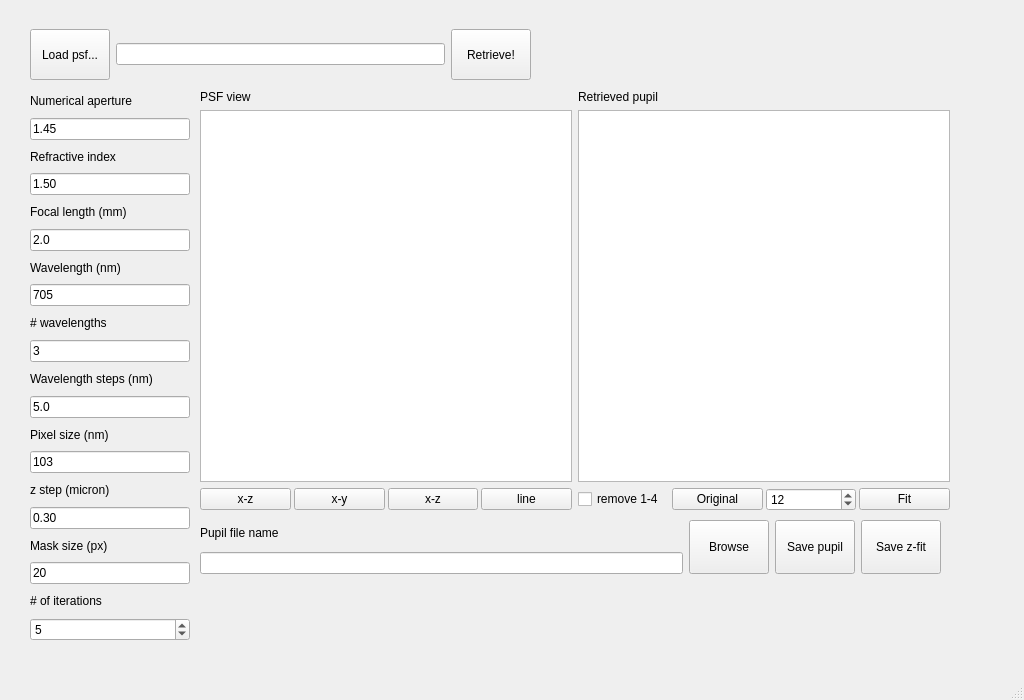
Before: the Qt Designer form PR_design.ui in danustc/Phase_Retrieval, drawn with Qt 5.
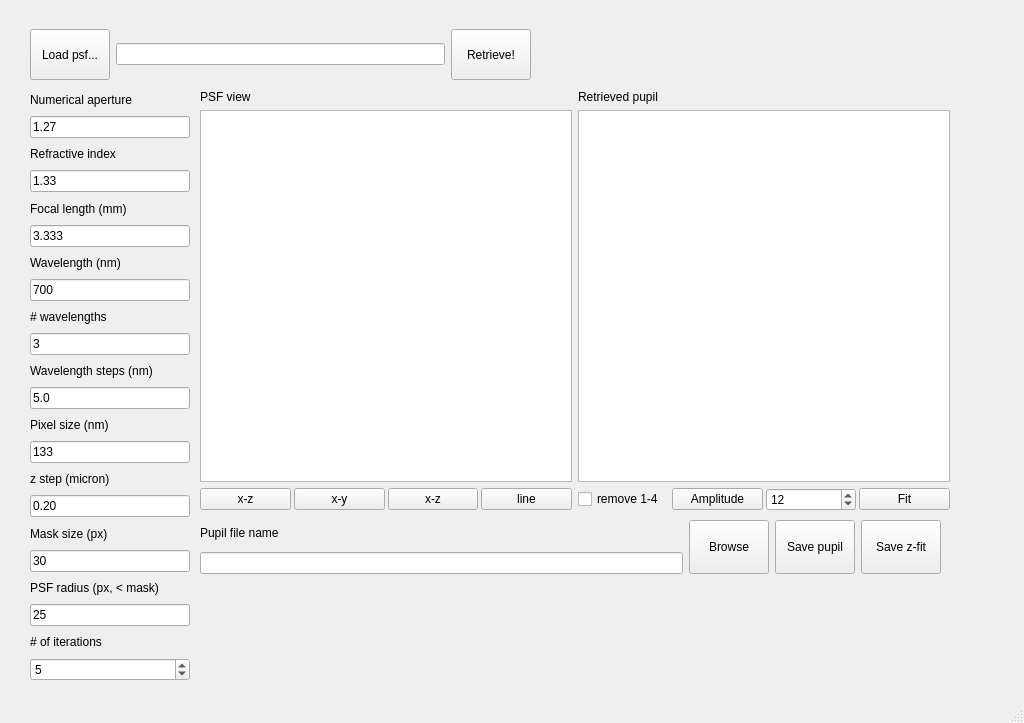
After: the same form once the commit is applied. Custom widgets are drawn as their Qt base class.

```diff
--- a/PR_design.ui
+++ b/PR_design.ui
@@ -7,7 +7,7 @@
     <x>0</x>
     <y>0</y>
     <width>1024</width>
-    <height>700</height>
+    <height>723</height>
    </rect>
   </property>
   <property name="windowTitle">
@@ -20,7 +20,7 @@
       <x>30</x>
       <y>90</y>
       <width>160</width>
-      <height>551</height>
+      <height>591</height>
      </rect>
     </property>
     <layout class="QVBoxLayout" name="verticalLayout_syspara">
@@ -34,7 +34,7 @@
      <item>
       <widget class="QLineEdit" name="lineEdit_NA">
        <property name="text">
-        <string>1.45</string>
+        <string>1.27</string>
        </property>
       </widget>
      </item>
@@ -48,7 +48,7 @@
      <item>
       <widget class="QLineEdit" name="lineEdit_nfrac">
        <property name="text">
-        <string>1.50</string>
+        <string>1.33</string>
        </property>
       </widget>
      </item>
@@ -62,7 +62,7 @@
      <item>
       <widget class="QLineEdit" name="lineEdit_objfl">
        <property name="text">
-        <string>2.0</string>
+        <string>3.333</string>
        </property>
       </widget>
      </item>
@@ -76,7 +76,7 @@
      <item>
       <widget class="QLineEdit" name="lineEdit_wlc">
        <property name="text">
-        <string>705</string>
+        <string>700</string>
        </property>
       </widget>
      </item>
@@ -118,7 +118,7 @@
      <item>
       <widget class="QLineEdit" name="lineEdit_pxl">
        <property name="text">
-        <string>103</string>
+        <string>133</string>
        </property>
       </widget>
      </item>
@@ -132,7 +132,7 @@
      <item>
       <widget class="QLineEdit" name="lineEdit_zstep">
        <property name="text">
-        <string>0.30</string>
+        <string>0.20</string>
        </property>
       </widget>
      </item>
@@ -146,7 +146,21 @@
      <item>
       <widget class="QLineEdit" name="lineEdit_mask">
        <property name="text">
-        <string>20</string>
+        <string>30</string>
+       </property>
+      </widget>
+     </item>
+     <item>
+      <widget class="QLabel" name="label_prad">
+       <property name="text">
+        <string>PSF radius (px, &lt; mask)</string>
+       </property>
+      </widget>
+     </item>
+     <item>
+      <widget class="QLineEdit" name="lineEdit_prad">
+       <property name="text">
+        <string>25</string>
        </property>
       </widget>
      </item>
@@ -276,7 +290,7 @@
           </sizepolicy>
          </property>
          <property name="text">
-          <string>Original</string>
+          <string>Amplitude</string>
          </property>
         </widget>
        </item>
```
Left out of the diff: 2 changed lines with no effect on the pictures.
